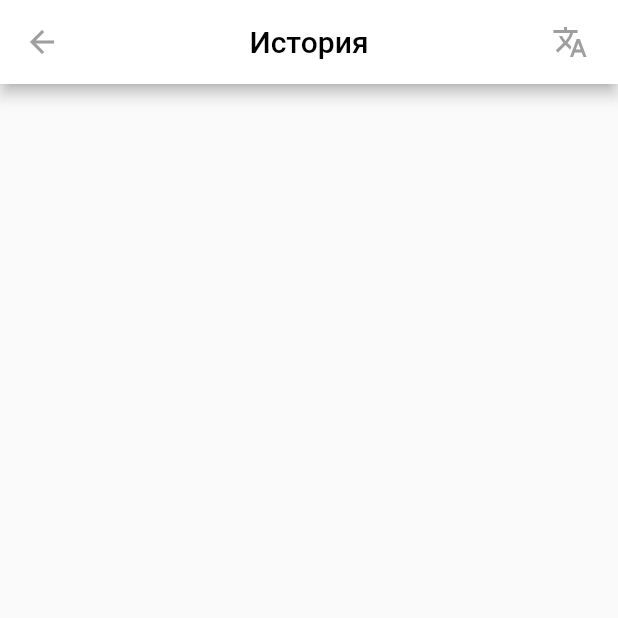
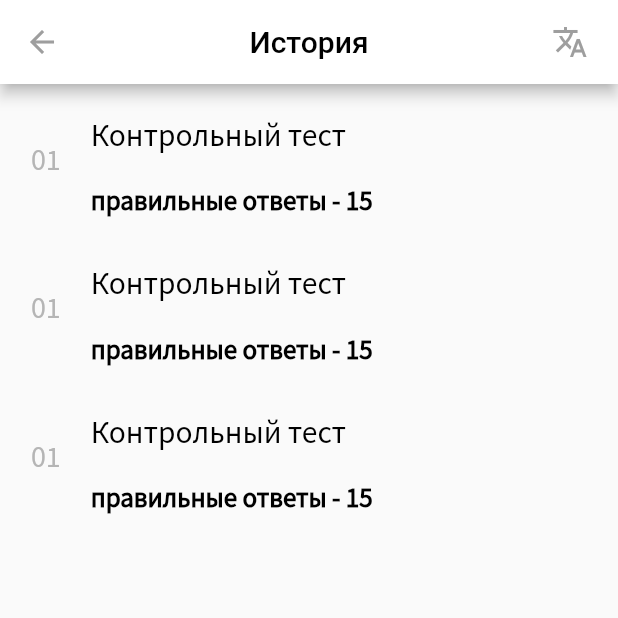
Before and after one commit to Nekori228/EmTest, a Flutter app: the history screen opened directly, on a phone screen of 412 x 824 dp, the top half of it. Run offline on Flutter 3.47's test engine with Material 2 defaults, Android fonts, the phone set to English and light mode, and no system bars; our stand-ins replace cloud_firestore, dropdown_button2, easy_localization, email_validator, firebase_auth, firebase_core and 6 more; missing offline and left inert: enough_mail, syncfusion_flutter_pdfviewer; accounts and stored records are empty; project files that could hold a hidden picture were left out.

Commit message:
Create history page

```diff
--- a/lib/pages/history.dart
+++ b/lib/pages/history.dart
@@ -32,6 +32,9 @@ class history extends StatelessWidget {
         child: Center(
           child: Column(
             children: [
+              correctAnswer(),
+              correctAnswer(),
+              correctAnswer(),
             ],
           ),
         ),
@@ -39,3 +42,63 @@ class history extends StatelessWidget {
     );
   }
 }
+
+class correctAnswer extends StatelessWidget {
+  const correctAnswer({Key? key}) : super(key: key);
+
+  @override
+  Widget build(BuildContext context) {
+    return Container(
+      margin: EdgeInsets.symmetric(
+          horizontal: MediaQuery.of(context).size.width * 0.05),
+      child: Row(
+        children: [
+          Container(
+            child: Text(
+              '01',
+              style: TextStyle(
+                  color: Color(0xFFB5B5B5),
+                  fontFamily: 'SourceSansPro',
+                  fontSize: 20),
+            ),
+          ),
+          Column(
+            crossAxisAlignment: CrossAxisAlignment.start,
+            children: [
+              Container(
+                margin: EdgeInsets.fromLTRB(20, 20, 0, 10),
+                child: Text(
+                  'Контрольный тест',
+                  style: TextStyle(
+                      color: Color(0xFF000000),
+                      fontFamily: 'SourceSansPro',
+                      fontSize: 21),
+                ),
+              ),
+              Container(
+                margin: EdgeInsets.fromLTRB(20, 10, 0, 10),
+                child: Text(
+                  'правильные ответы - 15',
+                  style: TextStyle(
+                      color: Color(0xFF000000),
+                      fontFamily: 'SourceSansPro',
+                      fontWeight: FontWeight.bold,
+                      fontSize: 18),
+                ),
+              )
+            ],
+          ),
+        ],
+      ),
+    );
+  }
+}
+
+class uncorrectAnswer extends StatelessWidget {
+  const uncorrectAnswer({Key? key}) : super(key: key);
+
+  @override
+  Widget build(BuildContext context) {
+    return const Placeholder();
+  }
+}
```
